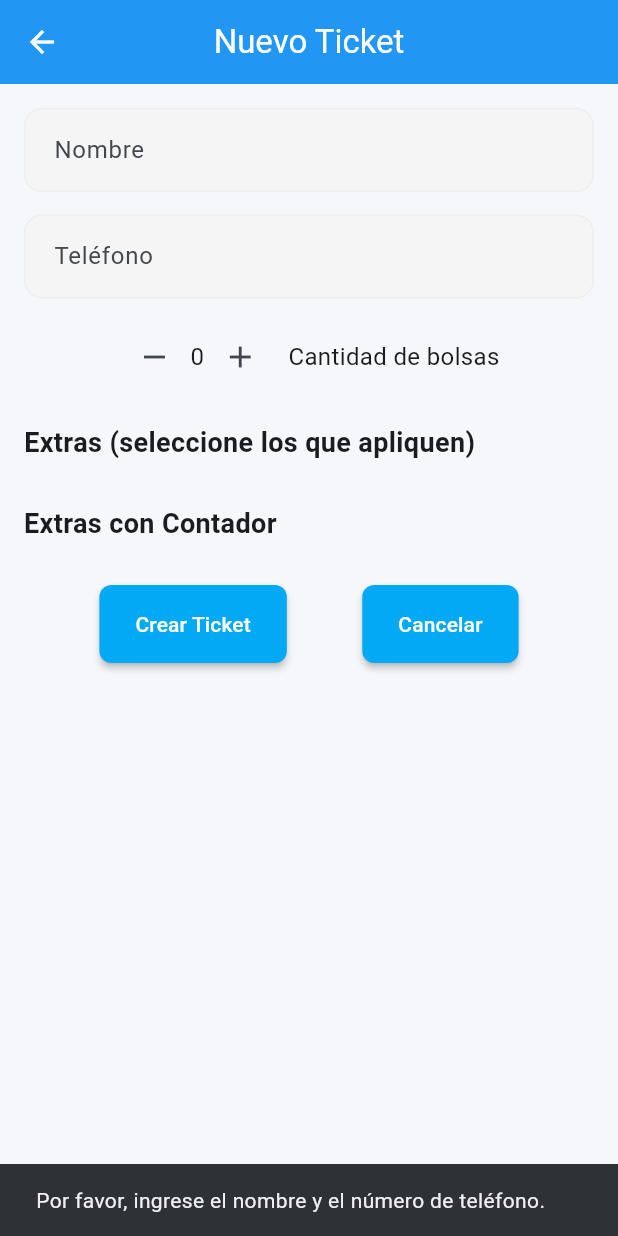
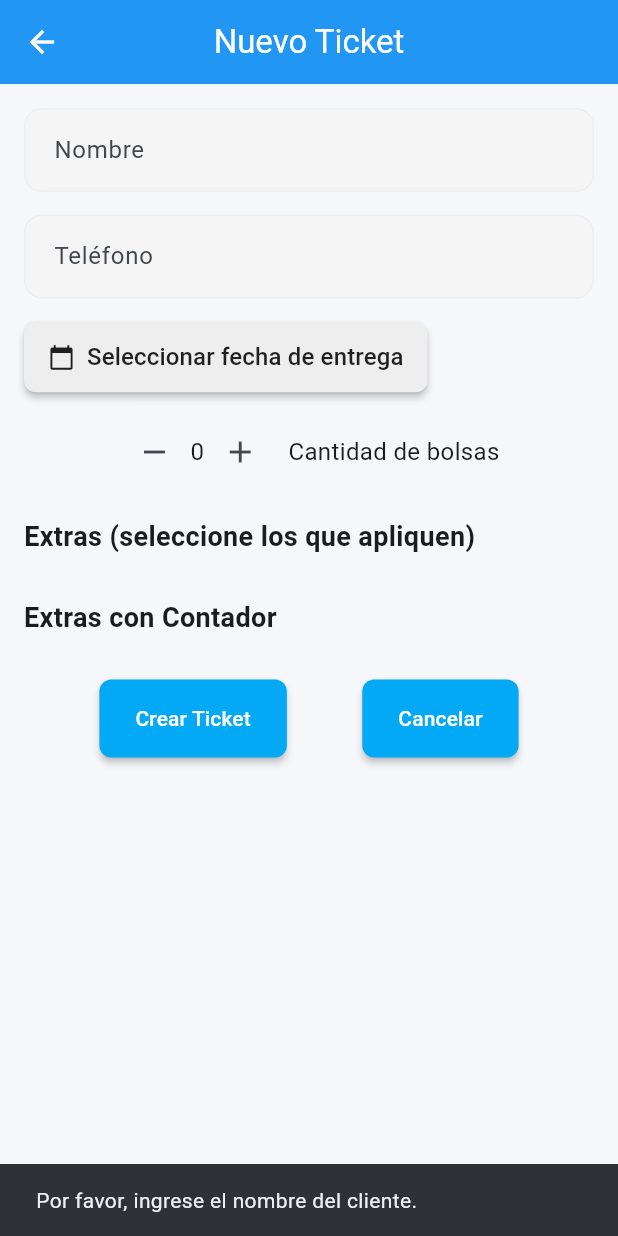
Before and after one commit to MattuGuati/Lavapp2025, a Flutter app: the NewTicketScreen screen opened by its route, after a tap on "Crear Ticket", on a phone screen of 412 x 824 dp. Run offline on Flutter 3.47's test engine with Material 3 defaults, Android fonts, the phone set to English and light mode, and no system bars; our stand-ins replace cloud_firestore, firebase_core, fl_chart, logger, shared_preferences; accounts and stored records are empty.

Commit message:
feat: Implementar funcionalidad de fechas y mejorar validaciones
- Agregar DatePicker con localización en español para fecha de entrega
- Implementar filtros por fecha (Hoy, Esta Semana, Vencidos, Todos)
- Agregar flutter_localizations para soporte multiidioma
- Mejorar validaciones en new_ticket_screen (nombre, teléfono)
- Corregir errores null check en ticket_list_screen usando operadores ?.
- Reemplazar prints por AppLogger en user.dart
- Actualizar README.md con documentación completa

🤖 Generated with [Claude Code](https://claude.com/claude-code)

Co-Authored-By: Claude <noreply@anthropic.com>

```diff
--- a/lib/screens/new_ticket_screen.dart
+++ b/lib/screens/new_ticket_screen.dart
@@ -1,5 +1,6 @@
 import 'package:flutter/material.dart';
 import 'package:cloud_firestore/cloud_firestore.dart';
+import 'package:intl/intl.dart';
 import '../services/database_service.dart';
 import '../utils/logger.dart';
 
@@ -20,6 +21,7 @@ class _NewTicketScreenState extends State<NewTicketScreen> {
   List<Map<String, dynamic>> clients = [];
   List<Map<String, dynamic>> suggestions = [];
   List<Map<String, dynamic>> attributes = [];
+  DateTime? fechaEntrega; // Fecha programada de entrega
 
   @override
   void initState() {
@@ -138,16 +140,81 @@ class _NewTicketScreenState extends State<NewTicketScreen> {
     });
   }
 
+  Future<void> _selectFechaEntrega() async {
+    AppLogger.info('Opening date picker for delivery date');
+    final DateTime? picked = await showDatePicker(
+      context: context,
+      initialDate: fechaEntrega ?? DateTime.now().add(const Duration(days: 1)),
+      firstDate: DateTime.now(),
+      lastDate: DateTime.now().add(const Duration(days: 365)),
+      locale: const Locale('es', 'ES'),
+      helpText: 'Seleccionar fecha de entrega',
+      cancelText: 'Cancelar',
+      confirmText: 'Confirmar',
+    );
+    if (picked != null && picked != fechaEntrega) {
+      AppLogger.info('Selected delivery date: ${picked.toIso8601String()}');
+      setState(() {
+        fechaEntrega = picked;
+      });
+    }
+  }
+
   void _createTicket() {
     try {
       AppLogger.info('Creating ticket...');
-      if (_nameController.text.isEmpty || _phoneController.text.isEmpty) {
-        AppLogger.warning('Validation failed: Name or phone number is empty');
+
+      // Trim whitespace from inputs
+      final name = _nameController.text.trim();
+      final phone = _phoneController.text.trim();
+
+      // Validate name
+      if (name.isEmpty) {
+        AppLogger.warning('Validation failed: Name is empty');
         ScaffoldMessenger.of(context).showSnackBar(
-          const SnackBar(content: Text('Por favor, ingrese el nombre y el número de teléfono.')),
+          const SnackBar(content: Text('Por favor, ingrese el nombre del cliente.')),
         );
         return;
       }
+
+      if (name.length < 2) {
+        AppLogger.warning('Validation failed: Name too short');
+        ScaffoldMessenger.of(context).showSnackBar(
+          const SnackBar(content: Text('El nombre debe tener al menos 2 caracteres.')),
+        );
+        return;
+      }
+
+      // Validate phone
+      if (phone.isEmpty) {
+        AppLogger.warning('Validation failed: Phone is empty');
+        ScaffoldMessenger.of(context).showSnackBar(
+          const SnackBar(content: Text('Por favor, ingrese el número de teléfono.')),
+        );
+        return;
+      }
+
+      // Phone should contain only digits and common separators
+      final phoneRegex = RegExp(r'^[\d\s\-\+\(\)]+$');
+      if (!phoneRegex.hasMatch(phone)) {
+        AppLogger.warning('Validation failed: Invalid phone format');
+        ScaffoldMessenger.of(context).showSnackBar(
+          const SnackBar(content: Text('El número de teléfono contiene caracteres inválidos.')),
+        );
+        return;
+      }
+
+      // Phone should have at least 6 digits
+      final digitsOnly = phone.replaceAll(RegExp(r'\D'), '');
+      if (digitsOnly.length < 6) {
+        AppLogger.warning('Validation failed: Phone too short');
+        ScaffoldMessenger.of(context).showSnackBar(
+          const SnackBar(content: Text('El número de teléfono debe tener al menos 6 dígitos.')),
+        );
+        return;
+      }
+
+      // Validate at least one service selected
       if (bagCount <= 0 && extras.isEmpty && counterExtras.isEmpty) {
         AppLogger.warning('Validation failed: No bags or extras selected');
         ScaffoldMessenger.of(context).showSnackBar(
@@ -155,9 +222,10 @@ class _NewTicketScreenState extends State<NewTicketScreen> {
         );
         return;
       }
+
       final ticket = {
-        'nombre': _nameController.text,
-        'celular': _phoneController.text,
+        'nombre': name,
+        'celular': phone,
         'cantidadBolsas': bagCount,
         'extras': {
           ...extras,
@@ -167,6 +235,7 @@ class _NewTicketScreenState extends State<NewTicketScreen> {
           }),
         },
         'estado': 'En Proceso',
+        'fechaEntrega': fechaEntrega?.toIso8601String(),
       };
       AppLogger.info('Ticket data to be created: $ticket');
       Navigator.pop(context, ticket);
@@ -244,6 +313,23 @@ class _NewTicketScreenState extends State<NewTicketScreen> {
                   fillColor: Colors.grey[100],
                 ),
                 keyboardType: TextInputType.phone,
+              ),
+              const SizedBox(height: 15),
+              ElevatedButton.icon(
+                onPressed: _selectFechaEntrega,
+                icon: const Icon(Icons.calendar_today),
+                label: Text(
+                  fechaEntrega != null
+                      ? 'Fecha de entrega: ${DateFormat('dd/MM/yyyy').format(fechaEntrega!)}'
+                      : 'Seleccionar fecha de entrega',
+                  style: const TextStyle(fontSize: 16),
+                ),
+                style: ElevatedButton.styleFrom(
+                  backgroundColor: fechaEntrega != null ? Colors.green[100] : Colors.grey[200],
+                  foregroundColor: Colors.black87,
+                  padding: const EdgeInsets.symmetric(horizontal: 16, vertical: 12),
+                  shape: RoundedRectangleBorder(borderRadius: BorderRadius.circular(8)),
+                ),
               ),
               const SizedBox(height: 15),
               Row(
--- a/pubspec.yaml
+++ b/pubspec.yaml
@@ -10,6 +10,8 @@ environment:
 
 dependencies:
   flutter:
+    sdk: flutter
+  flutter_localizations:
     sdk: flutter
   cloud_firestore: ^5.6.0
   fl_chart: ^0.70.2
```
Also changed, not shown: lib/main.dart (+11 -0 lines), lib/models/user.dart (+20 -19 lines), lib/screens/edit_ticket_screen.dart (+47 -0 lines), lib/screens/ticket_list_screen.dart (+13 -13 lines), pubspec.lock, 1 other file.
